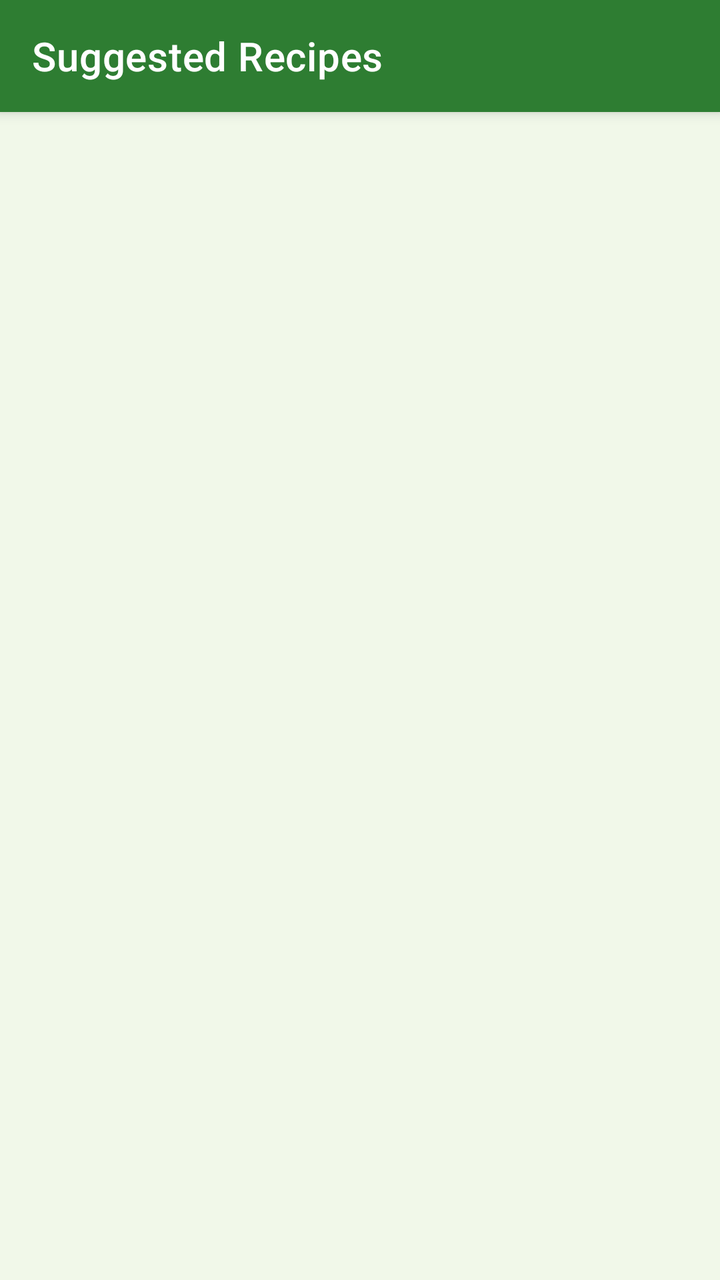
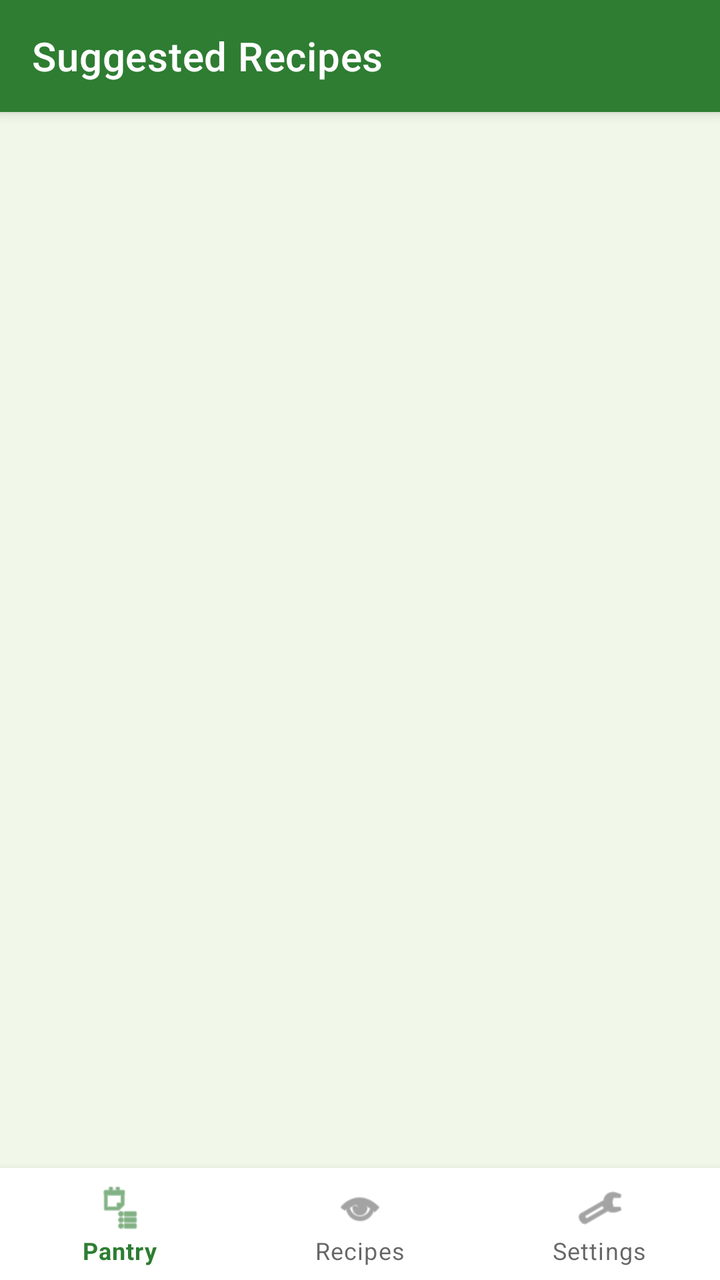

Before-and-after screenshots of an Android layout around one commit, followed by the original layout XML and the change that was made.
<!-- AndroidManifest.xml: application theme Theme.SmartPantry -->
<!-- res/layout/activity_suggested_recipes.xml -->
<?xml version="1.0" encoding="utf-8"?>
<androidx.coordinatorlayout.widget.CoordinatorLayout
    xmlns:android="http://schemas.android.com/apk/res/android"
    xmlns:app="http://schemas.android.com/apk/res-auto"
    android:layout_width="match_parent"
    android:layout_height="match_parent"
    android:background="@color/background">

    <com.google.android.material.appbar.AppBarLayout
        android:layout_width="match_parent"
        android:layout_height="wrap_content">

        <com.google.android.material.appbar.MaterialToolbar
            android:id="@+id/toolbar"
            android:layout_width="match_parent"
            android:layout_height="?attr/actionBarSize"
            android:background="@color/primary"
            app:title="Suggested Recipes"
            app:titleTextColor="@color/text_on_primary" />
    </com.google.android.material.appbar.AppBarLayout>

    <FrameLayout
        android:layout_width="match_parent"
        android:layout_height="match_parent"
        app:layout_behavior="@string/appbar_scrolling_view_behavior">

        <androidx.recyclerview.widget.RecyclerView
            android:id="@+id/recyclerViewRecipes"
            android:layout_width="match_parent"
            android:layout_height="match_parent"
            android:clipToPadding="false"
            android:paddingTop="8dp"
            android:paddingBottom="88dp" />

        <TextView
            android:id="@+id/textEmptyState"
            android:layout_width="wrap_content"
            android:layout_height="wrap_content"
            android:layout_gravity="center"
            android:gravity="center"
            android:padding="24dp"
            android:text="No recipes match your pantry yet.\nAdd more ingredients to see suggestions."
            android:textColor="@color/text_secondary"
            android:textSize="16sp"
            android:visibility="gone" />
    </FrameLayout>

</androidx.coordinatorlayout.widget.CoordinatorLayout>
<!-- resources referenced by this layout -->
<resources>
  <color name="background">#F1F8E9</color>
  <color name="primary">#2E7D32</color>
  <color name="text_on_primary">#FFFFFF</color>
  <color name="text_secondary">#757575</color>
  <style name="Theme.SmartPantry" parent="Theme.MaterialComponents.DayNight.NoActionBar">
          <item name="colorPrimary">@color/primary</item>
          <item name="colorPrimaryVariant">@color/primary_dark</item>
          <item name="colorOnPrimary">@color/text_on_primary</item>
          <item name="colorSecondary">@color/accent</item>
          <item name="android:statusBarColor" tools:targetApi="l">@color/primary_dark</item>
          <item name="android:windowBackground">@color/background</item>
      </style>
  <color name="primary_dark">#1B5E20</color>
  <color name="accent">#FFA000</color>
</resources>

<!-- the commit's change to res/layout/activity_suggested_recipes.xml (unified diff, before → after) -->
@@ -45,4 +45,12 @@
             android:visibility="gone" />
     </FrameLayout>
 
+    <com.google.android.material.bottomnavigation.BottomNavigationView
+        android:id="@+id/bottomNav"
+        android:layout_width="match_parent"
+        android:layout_height="wrap_content"
+        android:layout_gravity="bottom"
+        android:background="@color/card_background"
+        app:menu="@menu/bottom_nav_menu" />
+
 </androidx.coordinatorlayout.widget.CoordinatorLayout>
<!-- resource entries referenced after the edit -->
@@ -1,6 +1,7 @@
 <!-- resources referenced by this layout -->
 <resources>
   <color name="background">#F1F8E9</color>
+  <color name="card_background">#FFFFFF</color>
   <color name="primary">#2E7D32</color>
   <color name="text_on_primary">#FFFFFF</color>
   <color name="text_secondary">#757575</color>
